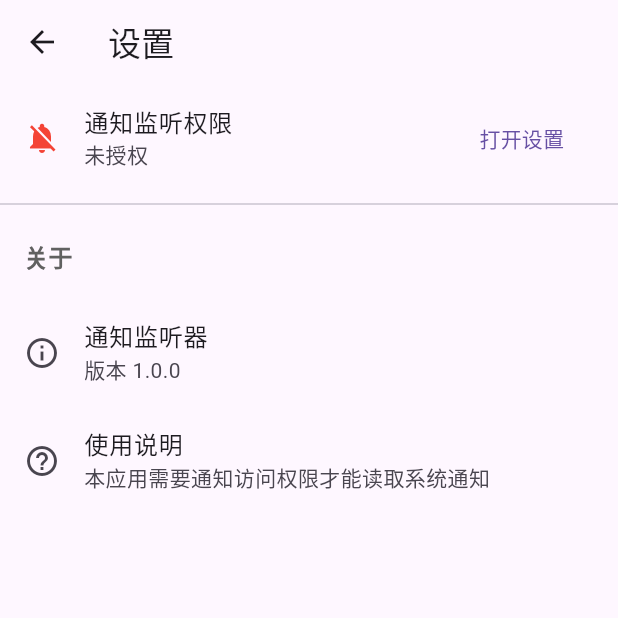
After one commit to MonMed26/notification_listener, a Flutter app: the screen it shows after launch, after a tap on the "settings" icon, on a phone screen of 412 x 824 dp, the top half of it. The commit adds this screen. Run offline on Flutter 3.47's test engine with Material 3 defaults, Android fonts, the phone set to English and light mode, and no system bars; our stand-ins replace shared_preferences.

Commit message:
Add settings page and navigation to settings across multiple pages

```diff
--- a/lib/main.dart
+++ b/lib/main.dart
@@ -1,6 +1,7 @@
 import 'package:flutter/material.dart';
 import 'pages/notification_list_page.dart';
 import 'pages/statistics_page.dart';
+import 'pages/settings_page.dart';
 
 void main() {
   runApp(MyApp());
@@ -19,6 +20,7 @@ class MyApp extends StatelessWidget {
       routes: {
         '/': (context) => NotificationListPage(),
         '/statistics': (context) => StatisticsPage(),
+        '/settings': (context) => SettingsPage(),
       },
     );
   }
--- a/lib/pages/notification_list_page.dart
+++ b/lib/pages/notification_list_page.dart
@@ -105,6 +105,11 @@ class _NotificationListPageState extends State<NotificationListPage>
     Navigator.pushNamed(context, '/statistics');
   }
 
+  // 导航到设置页面
+  void _navigateToSettings() {
+    Navigator.pushNamed(context, '/settings');
+  }
+
   @override
   Widget build(BuildContext context) {
     return Scaffold(
@@ -119,6 +124,11 @@ class _NotificationListPageState extends State<NotificationListPage>
             icon: Icon(Icons.bar_chart),
             onPressed: _navigateToStatistics,
             tooltip: '查看统计',
+          ),
+          IconButton(
+            icon: Icon(Icons.settings),
+            onPressed: _navigateToSettings,
+            tooltip: '设置',
           ),
         ],
       ),
--- /dev/null
+++ b/lib/pages/settings_page.dart
@@ -0,0 +1,92 @@
+import 'package:flutter/material.dart';
+import '../services/notification_service.dart';
+
+class SettingsPage extends StatefulWidget {
+  @override
+  _SettingsPageState createState() => _SettingsPageState();
+}
+
+class _SettingsPageState extends State<SettingsPage> {
+  final NotificationService _notificationService = NotificationService();
+  bool _hasPermission = false;
+  bool _isLoading = true;
+
+  @override
+  void initState() {
+    super.initState();
+    _checkPermission();
+  }
+
+  Future<void> _checkPermission() async {
+    final hasPermission =
+        await _notificationService.isNotificationServiceEnabled();
+
+    setState(() {
+      _hasPermission = hasPermission;
+      _isLoading = false;
+    });
+  }
+
+  Future<void> _openSettings() async {
+    await _notificationService.openNotificationSettings();
+  }
+
+  @override
+  Widget build(BuildContext context) {
+    return Scaffold(
+      appBar: AppBar(title: Text('设置')),
+      body:
+          _isLoading
+              ? Center(child: CircularProgressIndicator())
+              : ListView(
+                children: [
+                  _buildPermissionSection(),
+                  Divider(),
+                  _buildAboutSection(),
+                ],
+              ),
+    );
+  }
+
+  Widget _buildPermissionSection() {
+    return ListTile(
+      title: Text('通知监听权限'),
+      subtitle: Text(_hasPermission ? '已授权' : '未授权'),
+      leading: Icon(
+        _hasPermission ? Icons.notifications_active : Icons.notifications_off,
+        color: _hasPermission ? Colors.green : Colors.red,
+      ),
+      trailing: TextButton(onPressed: _openSettings, child: Text('打开设置')),
+      onTap: _checkPermission,
+    );
+  }
+
+  Widget _buildAboutSection() {
+    return Column(
+      crossAxisAlignment: CrossAxisAlignment.start,
+      children: [
+        Padding(
+          padding: const EdgeInsets.all(16.0),
+          child: Text(
+            '关于',
+            style: TextStyle(
+              fontSize: 16,
+              fontWeight: FontWeight.bold,
+              color: Colors.grey[700],
+            ),
+          ),
+        ),
+        ListTile(
+          title: Text('通知监听器'),
+          subtitle: Text('版本 1.0.0'),
+          leading: Icon(Icons.info_outline),
+        ),
+        ListTile(
+          title: Text('使用说明'),
+          subtitle: Text('本应用需要通知访问权限才能读取系统通知'),
+          leading: Icon(Icons.help_outline),
+        ),
+      ],
+    );
+  }
+}
--- a/lib/pages/statistics_page.dart
+++ b/lib/pages/statistics_page.dart
@@ -184,6 +184,11 @@ class _StatisticsPageState extends State<StatisticsPage> {
               icon: Icon(Icons.delete_sweep),
               onPressed: _showClearConfirmDialog,
             ),
+          IconButton(
+            icon: Icon(Icons.settings),
+            onPressed: () => Navigator.pushNamed(context, '/settings'),
+            tooltip: '设置',
+          ),
         ],
       ),
       body: _buildStatisticsView(),
```
